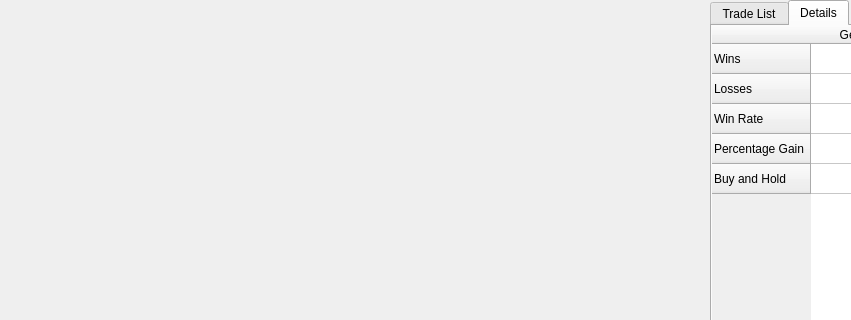
Arthur-g-p/StrategyTester, file Forms/chartwindow.ui: the form before one commit; both pictures show x 0 to 851 and y 0 to 320 of the 1146 by 587 pixel window.
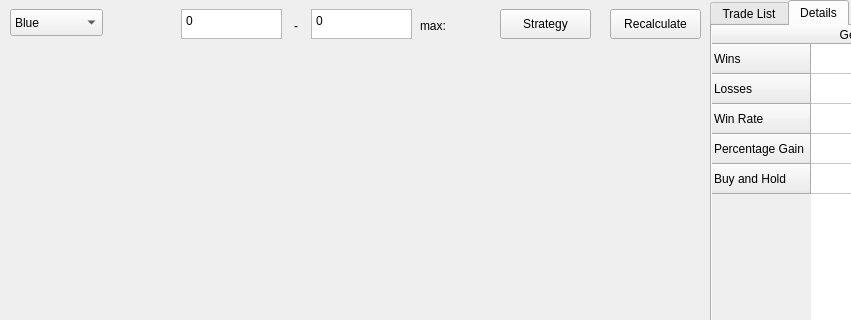
The form after the commit.

Patch:
```diff
--- a/Forms/chartwindow.ui
+++ b/Forms/chartwindow.ui
@@ -17,9 +17,9 @@
    <property name="geometry">
     <rect>
      <x>0</x>
-     <y>0</y>
+     <y>40</y>
      <width>711</width>
-     <height>351</height>
+     <height>311</height>
     </rect>
    </property>
   </widget>
@@ -166,6 +166,104 @@
     </widget>
    </widget>
   </widget>
+  <widget class="QPlainTextEdit" name="minTextEdit">
+   <property name="geometry">
+    <rect>
+     <x>181</x>
+     <y>9</y>
+     <width>101</width>
+     <height>30</height>
+    </rect>
+   </property>
+   <property name="plainText">
+    <string>0</string>
+   </property>
+  </widget>
+  <widget class="QPlainTextEdit" name="maxTextEdit">
+   <property name="geometry">
+    <rect>
+     <x>311</x>
+     <y>9</y>
+     <width>101</width>
+     <height>30</height>
+    </rect>
+   </property>
+   <property name="plainText">
+    <string>0</string>
+   </property>
+  </widget>
+  <widget class="QLabel" name="minus">
+   <property name="geometry">
+    <rect>
+     <x>294</x>
+     <y>16</y>
+     <width>68</width>
+     <height>19</height>
+    </rect>
+   </property>
+   <property name="text">
+    <string>-</string>
+   </property>
+  </widget>
+  <widget class="QLabel" name="maxTextLabel">
+   <property name="geometry">
+    <rect>
+     <x>420</x>
+     <y>16</y>
+     <width>68</width>
+     <height>19</height>
+    </rect>
+   </property>
+   <property name="text">
+    <string>max:</string>
+   </property>
+  </widget>
+  <widget class="QPushButton" name="recalculateButton">
+   <property name="geometry">
+    <rect>
+     <x>610</x>
+     <y>9</y>
+     <width>91</width>
+     <height>30</height>
+    </rect>
+   </property>
+   <property name="text">
+    <string>Recalculate</string>
+   </property>
+  </widget>
+  <widget class="QComboBox" name="comboBox">
+   <property name="geometry">
+    <rect>
+     <x>10</x>
+     <y>9</y>
+     <width>93</width>
+     <height>27</height>
+    </rect>
+   </property>
+   <item>
+    <property name="text">
+     <string>Blue</string>
+    </property>
+   </item>
+   <item>
+    <property name="text">
+     <string>Icy</string>
+    </property>
+   </item>
+  </widget>
+  <widget class="QPushButton" name="pushButton">
+   <property name="geometry">
+    <rect>
+     <x>500</x>
+     <y>9</y>
+     <width>91</width>
+     <height>30</height>
+    </rect>
+   </property>
+   <property name="text">
+    <string>Strategy</string>
+   </property>
+  </widget>
  </widget>
  <resources/>
  <connections/>
```
Left out of the diff: 6 changed lines with no effect on the pictures.
